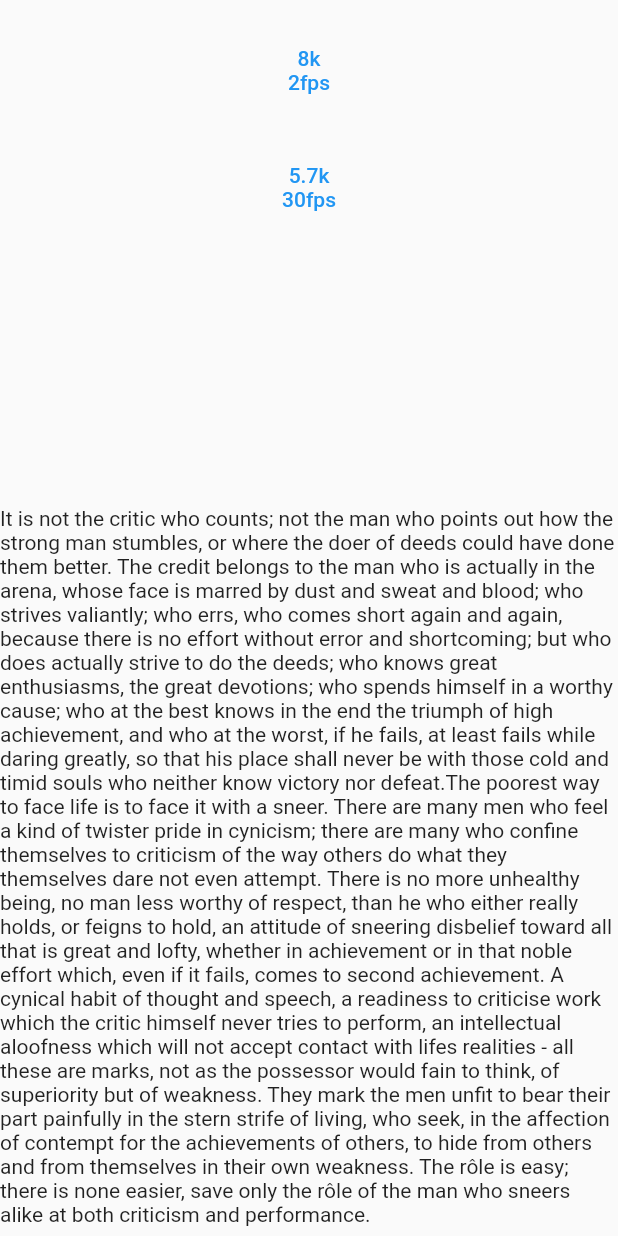
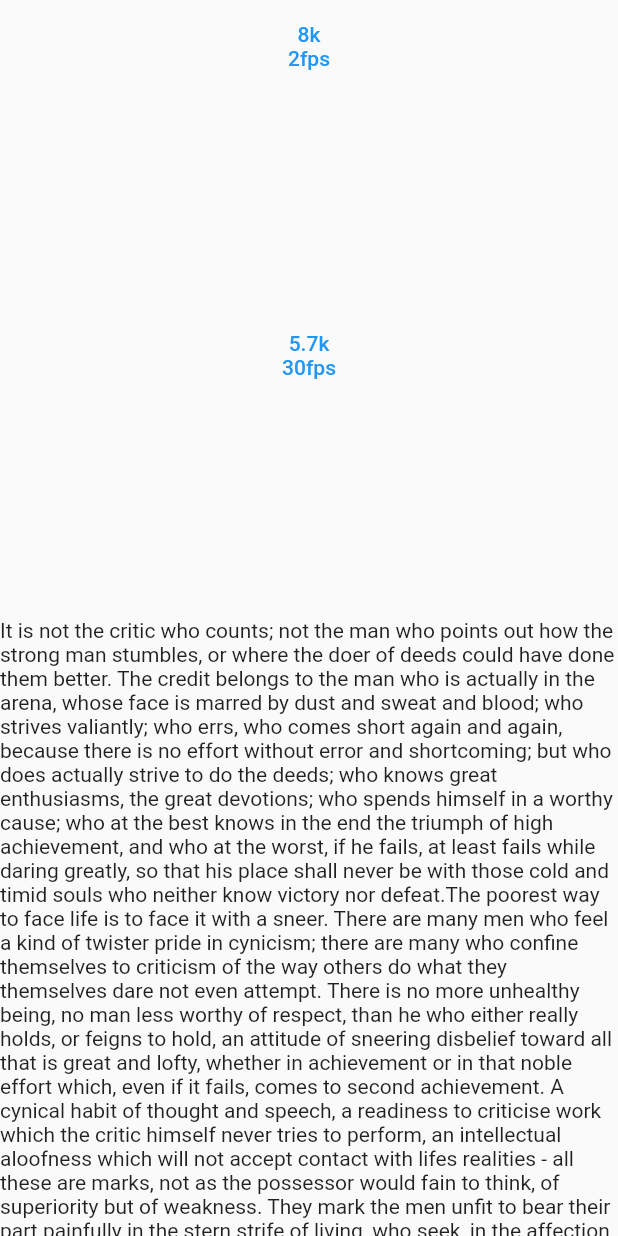
Before and after one commit to jcasman/video_wizard, a Flutter app: the screen it shows after launch, after a tap on "5.7k", on a phone screen of 412 x 824 dp. Run offline on Flutter 3.47's test engine with Material 2 defaults, Android fonts, the phone set to English and light mode, and no system bars; our stand-ins replace bloc, equatable, flutter_bloc; network calls fail.

Commit message:
Moved buttons into separate files Buttons are now in view folder.  Eliminated formatting errors in button and respponse widgets

```diff
--- a/lib/main.dart
+++ b/lib/main.dart
@@ -1,6 +1,8 @@
 import 'package:flutter/material.dart';
 import 'package:flutter_bloc/flutter_bloc.dart';
 import 'blocs/bloc/theta_response_bloc.dart';
+import 'view/eight_k_two_button.dart';
+import 'view/five_seven_k_button.dart';
 
 void main() {
   runApp(const MyApp());
@@ -20,50 +22,18 @@ class MyApp extends StatelessWidget {
               return Column(
                 crossAxisAlignment: CrossAxisAlignment.center,
                 children: [
-                  Padding(
-                    padding: const EdgeInsets.all(16.0),
-                    child: Expanded(
-                      flex: 2,
-                      child: TextButton(
-                        child: Padding(
-                          padding: const EdgeInsets.all(7.0),
-                          child: Column(
-                            children: [
-                              Text('8k'),
-                              Text('2fps'),
-                            ],
-                          ),
-                        ),
-                        onPressed: () {
-                          context.read<ThetaResponseBloc>().add(EightKEvent());
-                        },
-                      ),
-                    ),
+                  const Expanded(
+                    flex: 2,
+                    child: EightKTwoButton(),
                   ),
-                  Expanded(
+                  const Expanded(
                     flex: 2,
-                    child: TextButton(
-                      onPressed: () {
-                        context
-                            .read<ThetaResponseBloc>()
-                            .add(FiveSevenKEvent());
-                      },
-                      child: Padding(
-                        padding: const EdgeInsets.all(7.0),
-                        child: Column(
-                          children: [
-                            Text('5.7k'),
-                            Text('30fps'),
-                          ],
-                        ),
-                      ),
-                    ),
+                    child: FiveSevenKButton(),
                   ),
                   Expanded(
                     flex: 4,
-                    child: SingleChildScrollView(
-                        child:
-                            Container(child: Text('${state.thetaResponse}'))),
+                    child:
+                        SingleChildScrollView(child: Text(state.thetaResponse)),
                   ),
                 ],
               );
--- /dev/null
+++ b/lib/view/eight_k_two_button.dart
@@ -0,0 +1,28 @@
+import 'package:flutter/material.dart';
+import 'package:flutter_bloc/flutter_bloc.dart';
+
+import '../blocs/bloc/theta_response_bloc.dart';
+
+class EightKTwoButton extends StatelessWidget {
+  const EightKTwoButton({
+    Key? key,
+  }) : super(key: key);
+
+  @override
+  Widget build(BuildContext context) {
+    return TextButton(
+      child: Padding(
+        padding: const EdgeInsets.all(7.0),
+        child: Column(
+          children: const [
+            Text('8k'),
+            Text('2fps'),
+          ],
+        ),
+      ),
+      onPressed: () {
+        context.read<ThetaResponseBloc>().add(EightKEvent());
+      },
+    );
+  }
+}
--- /dev/null
+++ b/lib/view/five_seven_k_button.dart
@@ -0,0 +1,28 @@
+import 'package:flutter/material.dart';
+import 'package:flutter_bloc/flutter_bloc.dart';
+
+import '../blocs/bloc/theta_response_bloc.dart';
+
+class FiveSevenKButton extends StatelessWidget {
+  const FiveSevenKButton({
+    Key? key,
+  }) : super(key: key);
+
+  @override
+  Widget build(BuildContext context) {
+    return TextButton(
+      onPressed: () {
+        context.read<ThetaResponseBloc>().add(FiveSevenKEvent());
+      },
+      child: Padding(
+        padding: const EdgeInsets.all(7.0),
+        child: Column(
+          children: const [
+            Text('5.7k'),
+            Text('30fps'),
+          ],
+        ),
+      ),
+    );
+  }
+}
```
